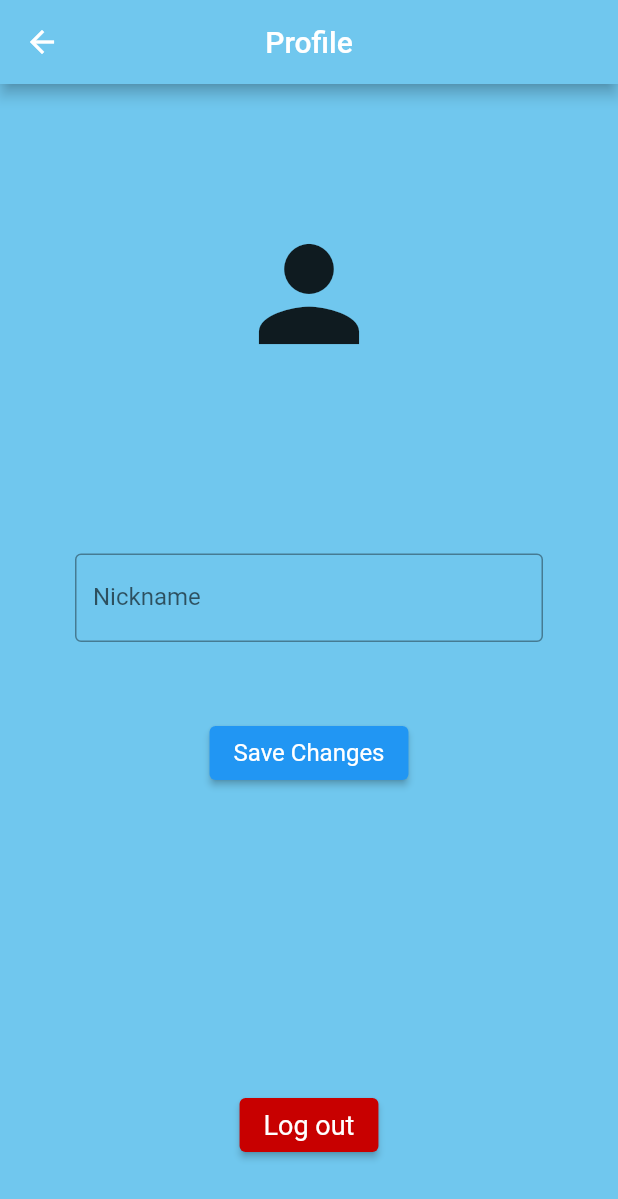
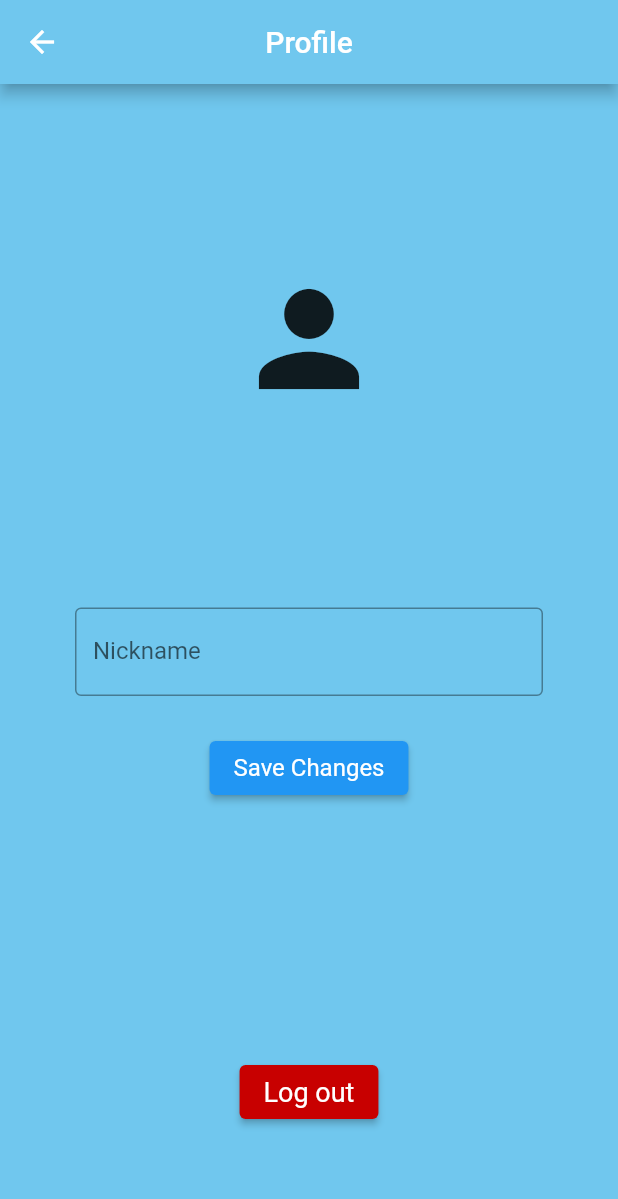
Before and after one commit to FireAlfa/CoKanban, a Flutter app: the ProfileScreen screen opened directly with empty values, on a phone screen of 412 x 824 dp. Shown: the top 1199 px of the screen. Run offline on Flutter 3.47's test engine with Material 2 defaults, Android fonts, the phone set to English and light mode, and no system bars; our stand-ins replace cloud_firestore, firebase_auth, firebase_core, scroll_snap_list; missing offline and left inert: flutterfire_ui; accounts and stored records are empty.

Commit message:
Update profile_screen.dart

```diff
--- a/cokanban/lib/screens/profile_screen.dart
+++ b/cokanban/lib/screens/profile_screen.dart
@@ -63,17 +63,23 @@ class _ProfileScreenState extends State<ProfileScreen> {
             ),
             body: Column(
               children: [
-                const SizedBox(height: 90),
+                const Spacer(
+                  flex: 5,
+                ),
                 const Icon(
                   Icons.person,
                   size: 100,
                 ),
-                const SizedBox(height: 20),
+                const Spacer(
+                  flex: 2,
+                ),
                 Text(
                   nickname,
                   textScaleFactor: 2,
                 ),
-                const SizedBox(height: 70),
+                const Spacer(
+                  flex: 2,
+                ),
                 Padding(
                   padding: const EdgeInsets.symmetric(horizontal: 50),
                   child: TextField(
@@ -84,8 +90,8 @@ class _ProfileScreenState extends State<ProfileScreen> {
                     controller: controller,
                   ),
                 ),
-                const SizedBox(
-                  height: 50,
+                const Spacer(
+                  flex: 1,
                 ),
                 ElevatedButton(
                     onPressed: () {
@@ -96,7 +102,9 @@ class _ProfileScreenState extends State<ProfileScreen> {
                     style: ElevatedButton.styleFrom(
                         textStyle: const TextStyle(fontSize: 16)),
                     child: const Text("Save Changes")),
-                const Spacer(),
+                const Spacer(
+                  flex: 7,
+                ),
                 ElevatedButton(
                     onPressed: () {
                       FirebaseAuth.instance.signOut();
@@ -110,8 +118,8 @@ class _ProfileScreenState extends State<ProfileScreen> {
                         primary: const Color.fromARGB(255, 200, 0, 0),
                         textStyle: const TextStyle(fontSize: 18)),
                     child: const Text("Log out")),
-                const SizedBox(
-                  height: 50,
+                const Spacer(
+                  flex: 3,
                 ),
               ],
             ),
```
